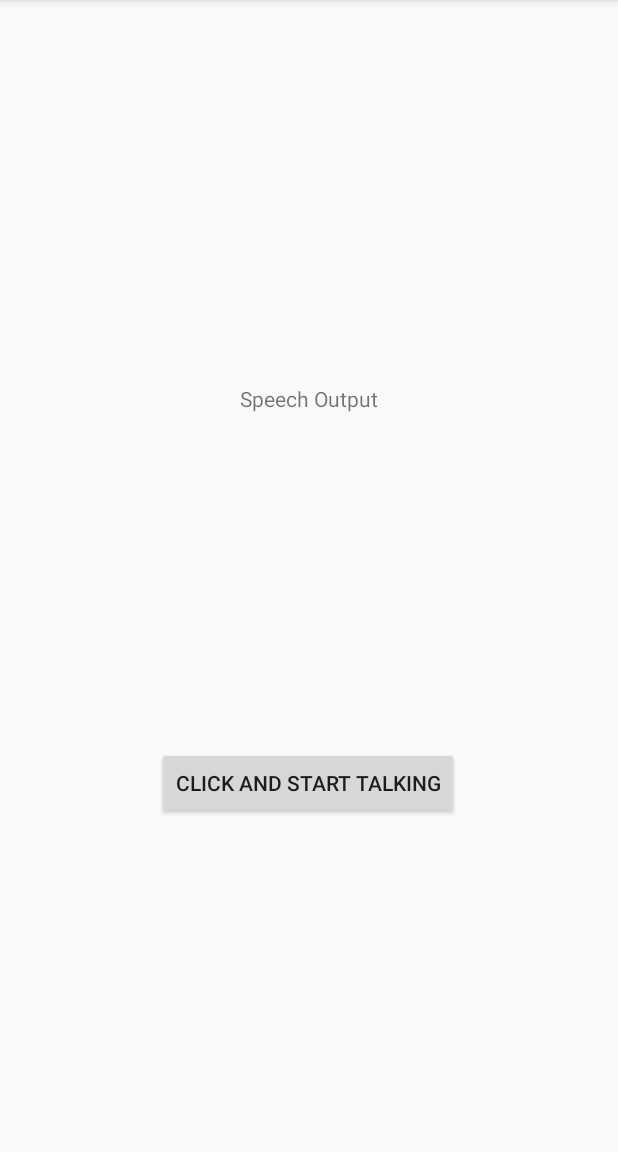
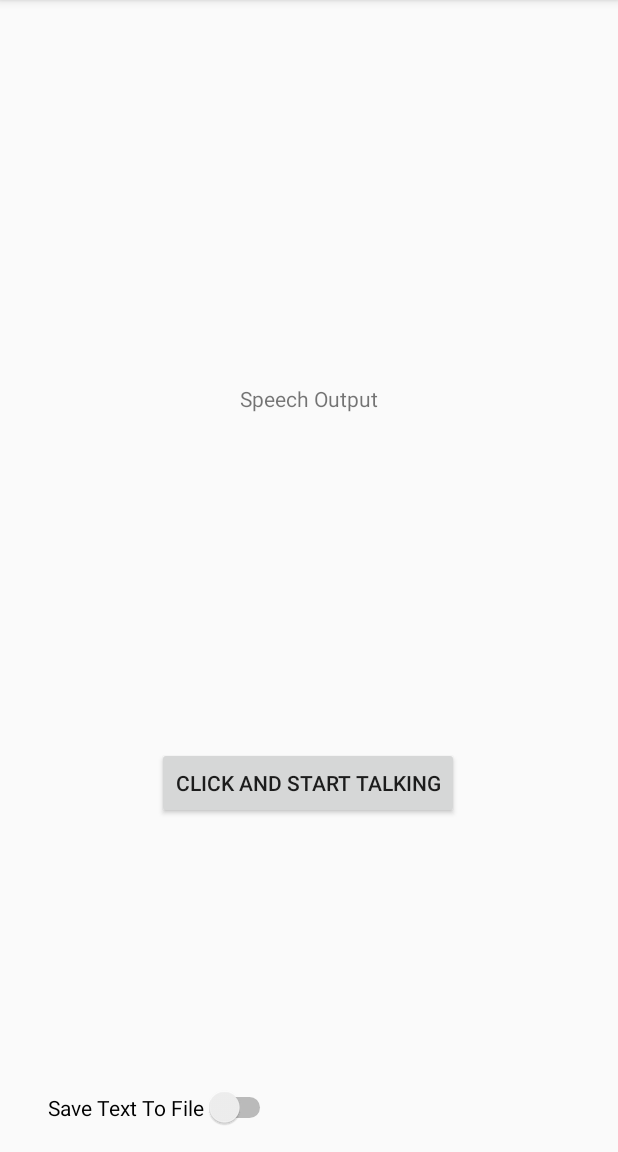
Before and after one commit to maxkrieger2000/android, an Android app: the screen it shows after launch (MainActivity), after a tap on "CLICK AND START TALKING", on a phone screen of 412 x 824 dp, the part 84-1236 px from its top. Run offline under Robolectric (Android 15) with nearby library versions, the phone set to English and light mode, and no system bars.

Commit message:
Added write to file functionality

```diff
--- a/app/src/main/java/com/example/speechtotext/MainActivity.java
+++ b/app/src/main/java/com/example/speechtotext/MainActivity.java
@@ -4,20 +4,34 @@ import androidx.appcompat.app.AppCompatActivity;
 import androidx.core.content.ContextCompat;
 
 import android.Manifest;
+import android.annotation.SuppressLint;
 import android.app.Activity;
+import android.app.AlertDialog;
 import android.content.ActivityNotFoundException;
+import android.content.DialogInterface;
 import android.content.Intent;
 import android.content.pm.PackageManager;
+import android.graphics.Bitmap;
 import android.net.Uri;
 import android.os.Build;
 import android.os.Bundle;
+import android.os.Handler;
+import android.os.Message;
 import android.provider.Settings;
 import android.speech.RecognizerIntent;
+import android.util.Log;
 import android.view.View;
+import android.widget.ArrayAdapter;
 import android.widget.Button;
+import android.widget.ImageView;
+import android.widget.Spinner;
+import android.widget.Switch;
 import android.widget.TextView;
 import android.widget.Toast;
 
+import java.io.FileNotFoundException;
+import java.io.FileOutputStream;
+import java.io.IOException;
 import java.util.ArrayList;
 import java.util.Locale;
 
@@ -25,6 +39,9 @@ public class MainActivity extends AppCompatActivity {
 
     private Button recordButton;
     private TextView speechOutput;
+    private Switch saveSwitch;
+    private static final int WRITE_TO_FILE = 1;
+    private static final int VOICE_RECOGNITION_CODE = 100;
 
     @Override
     protected void onCreate(Bundle savedInstanceState) {
@@ -33,6 +50,9 @@ public class MainActivity extends AppCompatActivity {
 
         recordButton = (Button) findViewById(R.id.recordVoiceBtn);
         speechOutput = (TextView) findViewById(R.id.textOutput);
+        saveSwitch = (Switch) findViewById(R.id.saveTextSwitch);
+
+
         recordButton.setText("Click and Start Talking");
 
 
@@ -40,24 +60,35 @@ public class MainActivity extends AppCompatActivity {
 
             @Override
             public void onClick(View v) {
+
+
                 Intent intent = new Intent(RecognizerIntent.ACTION_RECOGNIZE_SPEECH);
-                intent.putExtra(RecognizerIntent.EXTRA_LANGUAGE_MODEL, RecognizerIntent.LANGUAGE_MODEL_FREE_FORM);
+                intent.putExtra(RecognizerIntent.EXTRA_LANGUAGE_MODEL,
+                        RecognizerIntent.LANGUAGE_MODEL_FREE_FORM);
                 intent.putExtra(RecognizerIntent.EXTRA_LANGUAGE, Locale.getDefault());
                 intent.putExtra(RecognizerIntent.EXTRA_PROMPT, "Speak");
                 try{
-                    startActivityForResult(intent, 100);
+                    startActivityForResult(intent, VOICE_RECOGNITION_CODE);
+
+
+
                 } catch (ActivityNotFoundException e) {
-                    Toast.makeText(getApplicationContext(), "Device Not Supported", Toast.LENGTH_SHORT).show();
+                    Toast.makeText(getApplicationContext(), "Device Not Supported",
+                            Toast.LENGTH_SHORT).show();
                 }
+
 
             }
         });
 
+
     }
 
+    /*
     private void checkPermission() {
         if (Build.VERSION.SDK_INT >= Build.VERSION_CODES.M) {
-            if (!(ContextCompat.checkSelfPermission(this, Manifest.permission.RECORD_AUDIO) == PackageManager.PERMISSION_GRANTED)) {
+            if (!(ContextCompat.checkSelfPermission(this,
+                    Manifest.permission.RECORD_AUDIO) == PackageManager.PERMISSION_GRANTED)) {
                 Intent intent = new Intent(Settings.ACTION_APPLICATION_DETAILS_SETTINGS,
                         Uri.parse("package:" + getPackageName()));
                 startActivity(intent);
@@ -65,6 +96,7 @@ public class MainActivity extends AppCompatActivity {
             }
         }
     }
+     */
 
 
     @Override
@@ -72,14 +104,49 @@ public class MainActivity extends AppCompatActivity {
         super.onActivityResult(requestCode, resultCode, data);
 
         switch (requestCode){
-            case 100: {
+            case VOICE_RECOGNITION_CODE: {
                 if(resultCode == Activity.RESULT_OK && data != null)
                 {
-                    ArrayList<String> result = data.getStringArrayListExtra(RecognizerIntent.EXTRA_RESULTS);
+                    ArrayList<String> result = data.getStringArrayListExtra(
+                            RecognizerIntent.EXTRA_RESULTS);
+                    if(result.size() == 0 )
+                    {
+                        RuntimeException e = new RuntimeException();
+                        throw e;
+                    }
                     speechOutput.setText(result.get(0));
+
+                    Message msg = Message.obtain();
+                    msg.what = WRITE_TO_FILE;
+                    msg.obj = result.get(0);
+                    returnMsgHandler.sendMessage(msg);
+
                 }
+
                 break;
             }
         }
     }
+
+
+    Handler returnMsgHandler = new Handler() {
+        public void handleMessage(Message msg) {
+            if(msg.what == WRITE_TO_FILE)
+            {
+                if(saveSwitch.isChecked())
+                {
+                    try {
+                        FileOutputStream fileOutputStream = openFileOutput(
+                                "conversion.txt", MODE_PRIVATE);
+                        fileOutputStream.write(msg.obj.toString().getBytes());
+                        fileOutputStream.close();
+                    }
+                    catch(IOException e)
+                    {
+                        e.printStackTrace();
+                    }
+                }
+            }
+        }
+    };
 }
--- a/app/src/main/res/layout/activity_main.xml
+++ b/app/src/main/res/layout/activity_main.xml
@@ -28,4 +28,15 @@
         app:layout_constraintTop_toTopOf="parent"
         app:layout_constraintVertical_bias="0.342" />
 
+    <Switch
+        android:id="@+id/saveTextSwitch"
+        android:layout_width="wrap_content"
+        android:layout_height="wrap_content"
+        android:layout_marginStart="32dp"
+        android:layout_marginLeft="32dp"
+        android:layout_marginBottom="16dp"
+        android:text="Save Text To File"
+        app:layout_constraintBottom_toBottomOf="parent"
+        app:layout_constraintStart_toStartOf="parent" />
+
 </androidx.constraintlayout.widget.ConstraintLayout>
```
